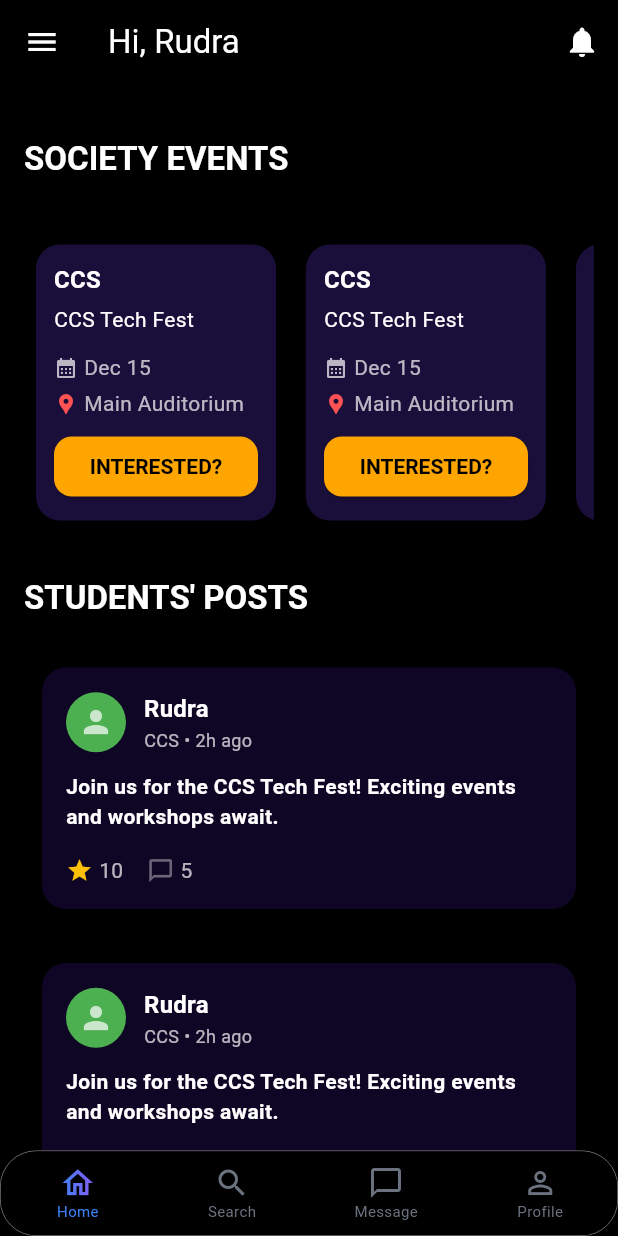
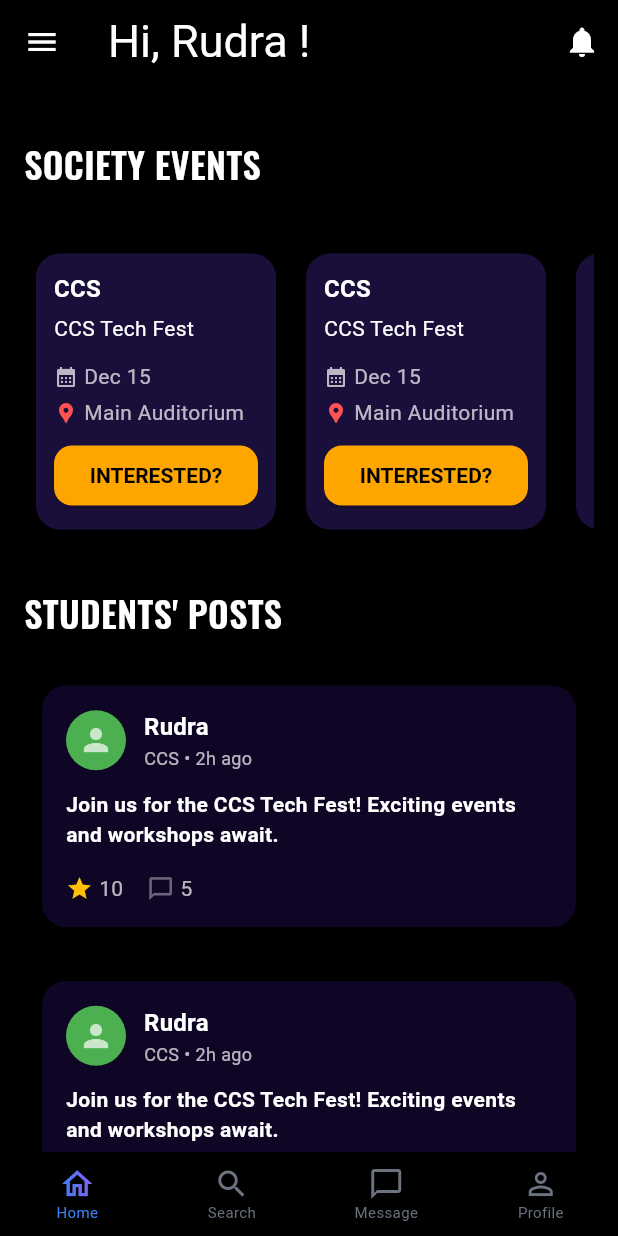
Before and after one commit to WEFT-TIET/FRONTEND, a Flutter app: the screen it shows after launch, on a phone screen of 412 x 824 dp. Run offline on Flutter 3.47's test engine with Material 3 defaults, Android fonts, the phone set to English and light mode, and no system bars; our stand-ins replace google_fonts; Roboto replaces fonts that are missing (Indie Flower).

Commit message:
Nav and Home update

```diff
--- a/frontend_weft/lib/features/home/view/pages/home.dart
+++ b/frontend_weft/lib/features/home/view/pages/home.dart
@@ -6,6 +6,7 @@ import 'package:frontend_weft/features/home/view/Drawer/map.dart';
 import 'package:frontend_weft/features/home/view/Drawer/party.dart';
 import 'package:frontend_weft/features/home/view/widgets/event_card.dart';
 import 'package:frontend_weft/features/post/view/widgets/post_card.dart';
+import 'package:google_fonts/google_fonts.dart';
 
 class HomePage extends StatelessWidget {
   const HomePage({super.key});
@@ -16,7 +17,13 @@ class HomePage extends StatelessWidget {
     return Scaffold(
       appBar: AppBar(
         backgroundColor: const Color.fromARGB(255, 0, 0, 0),
-        title: const Text('Hi, Rudra'),
+        title: Text(
+          'Hi, Rudra !',
+          style: GoogleFonts.getFont(
+            'Indie Flower',
+            fontSize: 30,
+          ),
+        ),
         actions: [
           IconButton(icon: const Icon(Icons.notifications), onPressed: () {}),
         ],
@@ -42,7 +49,8 @@ class HomePage extends StatelessWidget {
                 ),
                 ListTile(
                   leading: Icon(Icons.location_on),
-                  title: Text('Society Events'),
+                  title: Text('Society Events',
+                  ),
                   onTap: () {
                     Navigator.pop(context);
                     Navigator.push(
@@ -54,7 +62,8 @@ class HomePage extends StatelessWidget {
                 ),
                 ListTile(
                   leading: Icon(Icons.calendar_month_rounded),
-                  title: Text('Attendance'),
+                  title: Text('Attendance',
+                  ),
                   onTap: () {
                     Navigator.pop(context);
                     Navigator.push(
@@ -102,9 +111,9 @@ class HomePage extends StatelessWidget {
               const SizedBox(height: 20),
               Text(
                 'SOCIETY EVENTS',
-                style: theme.textTheme.titleLarge?.copyWith(
-                  fontWeight: FontWeight.bold,
-                ),
+               style: GoogleFonts.getFont('Oswald',
+                  fontSize: 24,
+                  fontWeight: FontWeight.w600,)
               ),
               const SizedBox(height: 35),
               SizedBox(
@@ -125,9 +134,9 @@ class HomePage extends StatelessWidget {
               const SizedBox(height: 30),
               Text(
                 'STUDENTS\' POSTS',
-                style: theme.textTheme.titleLarge?.copyWith(
-                  fontWeight: FontWeight.bold,
-                ),
+                style: GoogleFonts.getFont('Oswald',
+                  fontSize: 24,
+                  fontWeight: FontWeight.w600,)
               ),
               const SizedBox(height: 20),
               SizedBox(
--- a/frontend_weft/lib/features/navbar/navigation.dart
+++ b/frontend_weft/lib/features/navbar/navigation.dart
@@ -25,7 +25,7 @@ class _BottomNavBarState extends State<BottomNavBar> {
 
   // Color constants
   static const Color backgroundColor = Colors.black;
-  static const Color borderColor = Colors.white;
+
   static const Color activeIconColor = Color(0xFF3B82F6);
   static const Color activeTextColor = Color(0xFF60A5FA);
   static const Color inactiveColor = Color(0xFF6B7280);
@@ -46,11 +46,8 @@ class _BottomNavBarState extends State<BottomNavBar> {
       body: _pages[_selectedIndex],
       bottomNavigationBar: Container(
     decoration: BoxDecoration(
-          borderRadius: BorderRadius.circular(24),
-          border: Border.all(
-            color: const Color.fromARGB(255, 143, 143, 143),
-            width: 0.5,
-          ),
+
+
         ),
         child: ClipRRect(
           borderRadius: BorderRadius.circular(24),
--- a/frontend_weft/lib/main.dart
+++ b/frontend_weft/lib/main.dart
@@ -1,6 +1,7 @@
 import 'package:flutter/material.dart';
 import 'package:frontend_weft/core/theme/theme.dart';
 import 'package:frontend_weft/features/navbar/navigation.dart';
+
 
 
 void main() {
--- a/frontend_weft/pubspec.yaml
+++ b/frontend_weft/pubspec.yaml
@@ -34,6 +34,7 @@ dependencies:
   # The following adds the Cupertino Icons font to your application.
   # Use with the CupertinoIcons class for iOS style icons.
   cupertino_icons: ^1.0.8
+  google_fonts: ^6.2.1
 
 dev_dependencies:
   flutter_test:
```
Also changed, not shown: frontend_weft/pubspec.lock, 10 other files.
